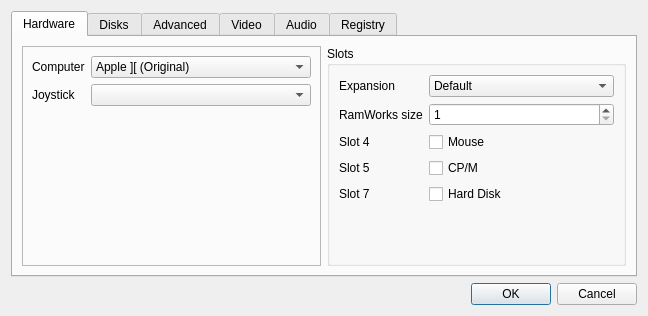
The window that source/frontends/qapple/preferences.ui (AppleWin/AppleWin) describes before a commit, drawn with Qt 5.
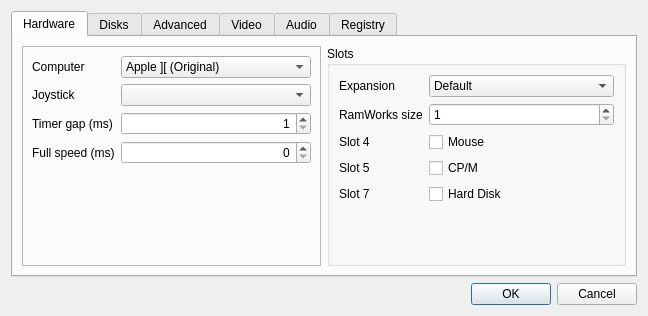
The same window after the commit.

Commit message: Expose timers in preferences.

```diff
--- a/source/frontends/qapple/preferences.ui
+++ b/source/frontends/qapple/preferences.ui
@@ -205,6 +205,40 @@
           <item row="1" column="1">
            <widget class="QComboBox" name="joystick"/>
           </item>
+          <item row="2" column="1">
+           <widget class="QSpinBox" name="timer_gap">
+            <property name="alignment">
+             <set>Qt::AlignRight|Qt::AlignTrailing|Qt::AlignVCenter</set>
+            </property>
+            <property name="minimum">
+             <number>1</number>
+            </property>
+            <property name="maximum">
+             <number>1000</number>
+            </property>
+           </widget>
+          </item>
+          <item row="2" column="0">
+           <widget class="QLabel" name="label_18">
+            <property name="text">
+             <string>Timer gap (ms)</string>
+            </property>
+           </widget>
+          </item>
+          <item row="3" column="0">
+           <widget class="QLabel" name="label_19">
+            <property name="text">
+             <string>Full speed (ms)</string>
+            </property>
+           </widget>
+          </item>
+          <item row="3" column="1">
+           <widget class="QSpinBox" name="full_ms">
+            <property name="alignment">
+             <set>Qt::AlignRight|Qt::AlignTrailing|Qt::AlignVCenter</set>
+            </property>
+           </widget>
+          </item>
          </layout>
         </widget>
        </item>
```
The commit also changes 3 other files.
